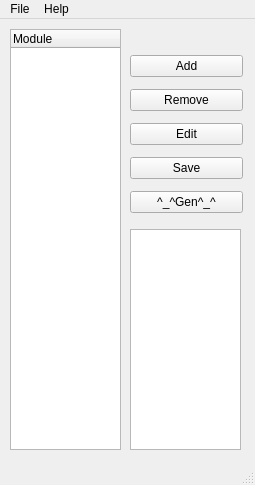
The window that tool/gainos-studio/ui/forms/gainos_studio.ui (parai/gainos-tk) describes before a commit, drawn with Qt 5.
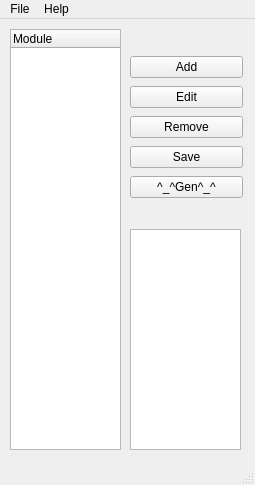
The same window after the commit.

```diff
--- a/tool/gainos-studio/ui/forms/gainos_studio.ui
+++ b/tool/gainos-studio/ui/forms/gainos_studio.ui
@@ -23,59 +23,6 @@
    <string notr="true">font: 12pt &quot;Monospace&quot;;</string>
   </property>
   <widget class="QWidget" name="centralwidget">
-   <widget class="QWidget" name="layoutWidget">
-    <property name="geometry">
-     <rect>
-      <x>130</x>
-      <y>30</y>
-      <width>113</width>
-      <height>171</height>
-     </rect>
-    </property>
-    <layout class="QVBoxLayout" name="verticalLayout">
-     <item>
-      <widget class="QPushButton" name="btnAdd">
-       <property name="text">
-        <string>Add</string>
-       </property>
-      </widget>
-     </item>
-     <item>
-      <widget class="QPushButton" name="btnDel">
-       <property name="text">
-        <string>Remove</string>
-       </property>
-      </widget>
-     </item>
-     <item>
-      <widget class="QPushButton" name="btnEdit">
-       <property name="text">
-        <string>Edit</string>
-       </property>
-      </widget>
-     </item>
-     <item>
-      <widget class="QPushButton" name="btnFileSave">
-       <property name="text">
-        <string>Save</string>
-       </property>
-      </widget>
-     </item>
-     <item>
-      <widget class="QPushButton" name="btnGen">
-       <property name="minimumSize">
-        <size>
-         <width>111</width>
-         <height>0</height>
-        </size>
-       </property>
-       <property name="text">
-        <string>^_^Gen^_^</string>
-       </property>
-      </widget>
-     </item>
-    </layout>
-   </widget>
    <widget class="QTreeWidget" name="trModule">
     <property name="geometry">
      <rect>
@@ -107,6 +54,59 @@
      </rect>
     </property>
    </widget>
+   <widget class="QWidget" name="">
+    <property name="geometry">
+     <rect>
+      <x>130</x>
+      <y>35</y>
+      <width>113</width>
+      <height>146</height>
+     </rect>
+    </property>
+    <layout class="QVBoxLayout" name="verticalLayout">
+     <item>
+      <widget class="QPushButton" name="btnAdd">
+       <property name="text">
+        <string>Add</string>
+       </property>
+      </widget>
+     </item>
+     <item>
+      <widget class="QPushButton" name="btnEdit">
+       <property name="text">
+        <string>Edit</string>
+       </property>
+      </widget>
+     </item>
+     <item>
+      <widget class="QPushButton" name="btnDel">
+       <property name="text">
+        <string>Remove</string>
+       </property>
+      </widget>
+     </item>
+     <item>
+      <widget class="QPushButton" name="btnFileSave">
+       <property name="text">
+        <string>Save</string>
+       </property>
+      </widget>
+     </item>
+     <item>
+      <widget class="QPushButton" name="btnGen">
+       <property name="minimumSize">
+        <size>
+         <width>111</width>
+         <height>0</height>
+        </size>
+       </property>
+       <property name="text">
+        <string>^_^Gen^_^</string>
+       </property>
+      </widget>
+     </item>
+    </layout>
+   </widget>
   </widget>
   <widget class="QMenuBar" name="menubar">
    <property name="geometry">
```
